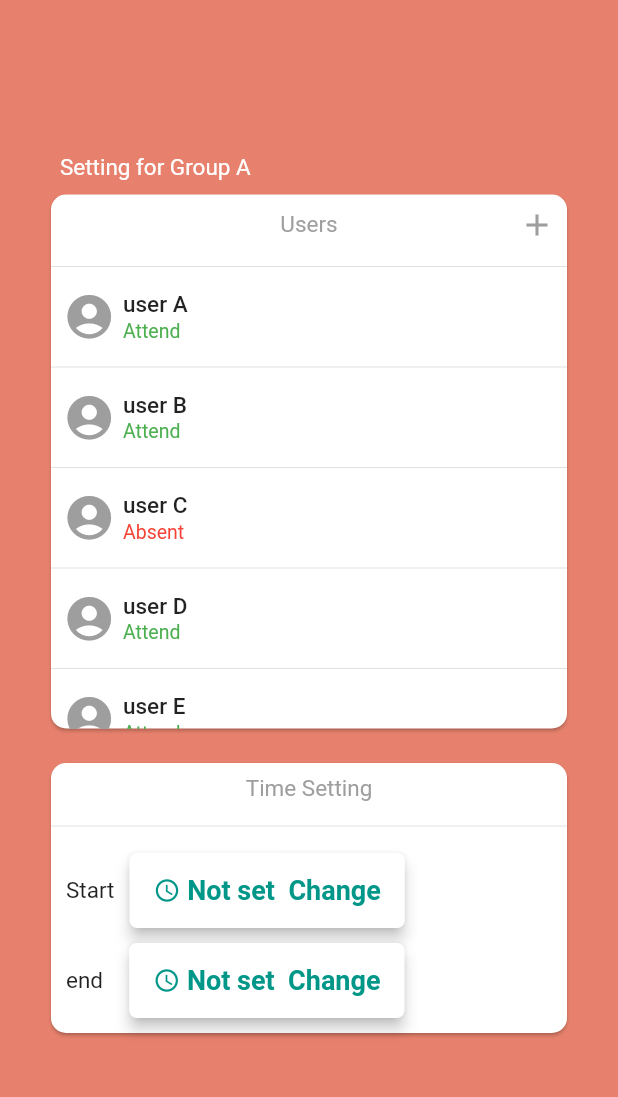
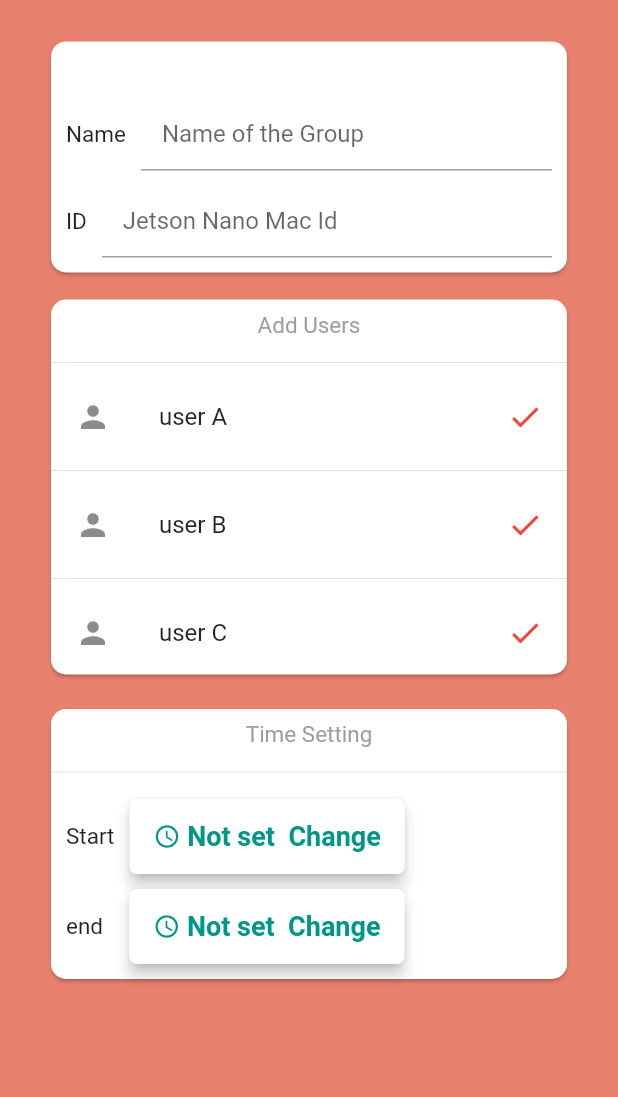
Before and after one commit to dongjuny/fams, a Flutter app: the screen it shows after launch, on a phone screen of 412 x 824 dp, the part 56-1153 px from its top. Run offline on Flutter 3.47's test engine with Material 2 defaults, Android fonts, the phone set to English and light mode, and no system bars; our stand-ins replace flutter_datetime_picker, google_sign_in, page_transition, table_calendar; missing offline and left inert: dart:ffi.

Commit message:
update admin add page

```diff
--- a/lib/main.dart
+++ b/lib/main.dart
@@ -3,7 +3,7 @@ import 'package:flutter/material.dart';
 import './src/screens/SignInPage.dart';
 import './src/screens/HomePage.dart';
 import 'src/screens/user/DashboardPage.dart';
-import 'src/screens/admin/AdminDetailPage.dart';
+import 'src/screens/admin/AdminAddPage.dart';
 
 void main() => runApp(new MyApp());
 
@@ -14,7 +14,7 @@ class MyApp extends StatelessWidget {
     return new MaterialApp(
       title: 'FAMS',
 //      home: HomePage(pageTitle: 'Welcome',)
-      home: AdminDetailPage()
+      home: AdminAddPage()
     );
   }
 }
--- /dev/null
+++ b/lib/src/screens/admin/AdminAddPage.dart
@@ -0,0 +1,353 @@
+import 'package:flutter/material.dart';
+import 'package:flutter_datetime_picker/flutter_datetime_picker.dart';
+
+class AdminAddPage extends StatefulWidget {
+  @override
+  _AdminAddState createState() => new _AdminAddState();
+}
+
+class User {
+  String name;
+  bool isAttend;
+
+  User(this.name, this.isAttend);
+}
+
+class _AdminAddState extends State<AdminAddPage>{
+
+  var currentColor = Color.fromRGBO(231, 129, 109, 1.0);
+
+  String startTime = "Not set";
+  String endTime = "Not set";
+
+  List<User> usersList = [
+    User('user A', true),
+    User('user B', true),
+    User('user C', false),
+    User('user D', true),
+    User('user E', true),
+    User('user F', false),
+    User('user G', false),
+    User('user H', true),
+    User('user I', true),
+  ];
+
+  AnimationController animationController;
+  ScrollController scrollController;
+  ColorTween colorTween;
+  CurvedAnimation curvedAnimation;
+
+  @override
+  void initState() {
+    super.initState();
+    scrollController = new ScrollController();
+
+  }
+
+  @override
+  Widget build(BuildContext context) {
+    return new Scaffold(
+      backgroundColor: currentColor,
+      appBar: new AppBar(
+        title: new Text("ADMIN", style: TextStyle(fontSize: 16.0),),
+        backgroundColor: currentColor,
+        centerTitle: true,
+        actions: <Widget>[
+        ],
+        elevation: 0.0,
+      ),
+      body: new Center(
+        child: Column(
+          mainAxisAlignment: MainAxisAlignment.start,
+          children: <Widget>[
+            Padding(
+              padding: const EdgeInsets.symmetric(horizontal: 30.0, vertical: 5.0),
+              child: Card(
+                child: Column(
+                  crossAxisAlignment: CrossAxisAlignment.start,
+                  children: <Widget>[
+                    Row(
+                        children: <Widget>[
+                          Text("Add Group Setting", style: TextStyle(fontSize: 15.0, color: Colors.white, fontWeight: FontWeight.w400)),
+                        ]
+                    ),
+                    Padding(
+                      padding: const EdgeInsets.only(top: 20.0),
+                      child: Row(
+                        mainAxisAlignment: MainAxisAlignment.spaceEvenly,
+                        children: <Widget>[
+                          Padding(
+                            padding: const EdgeInsets.symmetric(horizontal: 10.0),
+                            child: Text("Name", style: TextStyle(fontSize: 15.0, fontWeight: FontWeight.w400)),
+                          ),
+                          Expanded(
+                            child: Padding(
+                              padding: const EdgeInsets.only(right: 10.0),
+                              child: TextField(
+                                decoration: InputDecoration(
+                                  contentPadding: const EdgeInsets.only(
+                                      left: 14.0, bottom: 8.0, top: 5.0),
+                                  labelText: 'Name of the Group',
+                                ),
+                              ),
+                            )
+                          ),
+                        ],
+                      ),
+                    ),
+                    Padding(
+                      padding: const EdgeInsets.only(top: 10.0, bottom: 10.0),
+                      child: Row(
+                        mainAxisAlignment: MainAxisAlignment.spaceEvenly,
+                        children: <Widget>[
+                          Padding(
+                            padding: const EdgeInsets.symmetric(horizontal: 10.0),
+                            child: Text("ID", style: TextStyle(fontSize: 15.0, fontWeight: FontWeight.w400)),
+                          ),
+                          Expanded(
+                              child: Padding(
+                                padding: const EdgeInsets.only(right: 10.0),
+                                child: TextField(
+                                  decoration: InputDecoration(
+                                    contentPadding: const EdgeInsets.only(
+                                        left: 14.0, bottom: 8.0, top: 5.0),
+                                    labelText: 'Jetson Nano Mac Id',
+                                  ),
+                                ),
+                              )
+                          ),
+                        ],
+                      ),
+                    ),
+                  ],
+                ),
+                shape: RoundedRectangleBorder(
+                    borderRadius: BorderRadius.circular(10.0)
+                ),
+              ),
+            ),
+            Padding(
+                padding: const EdgeInsets.symmetric(horizontal: 30.0, vertical: 5.0),
+                child: Column(
+                  children: <Widget>[
+                    Card(
+                      child: Column(
+                        crossAxisAlignment: CrossAxisAlignment.start,
+                        mainAxisAlignment: MainAxisAlignment.spaceBetween,
+                        children: <Widget>[
+                          Padding(
+                            padding: const EdgeInsets.all(8.0),
+                            child: Row(
+                              mainAxisAlignment: MainAxisAlignment.center,
+                              children: <Widget>[
+//                                Icon(Icons.add, color: Colors.transparent,),
+                                Text("Add Users", style: TextStyle(fontSize: 15.0, color: Colors.grey),),
+//                                Icon(Icons.add, color: Colors.grey,),
+                              ],
+                            ),
+                          ),
+                          Divider(),
+                          Container(
+                            height: 200.0,
+                            child: ListView(
+//                              padding: EdgeInsets.symmetric(horizontal: 5.0),
+                              children: usersList
+                                .map((data) => Column(
+                                  children: <Widget>[
+                                    ListTile(
+                                      leading: Icon(Icons.person),
+                                      trailing: Icon(Icons.check, color: Colors.red,),
+                                      title: Row(
+                                        children: <Widget>[
+                                          Text(data.name),
+//                                          Padding(
+//                                            padding: const EdgeInsets.symmetric(horizontal: 10.0),
+//                                            child: Text(data.isAttend ? "Attend" : "Absent", style: TextStyle(fontSize: 12.0, color: Colors.grey),)
+//                                          )
+                                        ],
+                                      ),
+                                    ),
+                                    Divider(),
+                                  ],
+                                )).toList(),
+                            )
+                          ),
+                        ],
+                      ),
+                      shape: RoundedRectangleBorder(
+                          borderRadius: BorderRadius.circular(10.0)
+                      ),
+                    ),
+                  ],
+                )
+            ),
+            Padding(
+                padding: const EdgeInsets.symmetric(horizontal: 30.0, vertical: 10.0),
+                child: Column(
+                  children: <Widget>[
+                    Card(
+                      child: Column(
+                        crossAxisAlignment: CrossAxisAlignment.start,
+                        mainAxisAlignment: MainAxisAlignment.spaceBetween,
+                        children: <Widget>[
+                          Padding(
+                            padding: const EdgeInsets.all(8.0),
+                            child: Row(
+                              mainAxisAlignment: MainAxisAlignment.center,
+                              children: <Widget>[
+                                Text("Time Setting", style: TextStyle(fontSize: 15.0, color: Colors.grey),),
+                              ],
+                            ),
+                          ),
+                          Divider(),
+                          Container(
+                              height: 130.0,
+                              child: Column(
+                                mainAxisAlignment: MainAxisAlignment.spaceEvenly,
+                                children: <Widget>[
+                                  Row(
+                                    children: <Widget>[
+                                      Padding(
+                                        padding: const EdgeInsets.symmetric(horizontal: 10.0),
+                                        child: Text("Start", style: TextStyle(fontSize: 15.0),),
+                                      ),
+                                      RaisedButton(
+                                        shape: RoundedRectangleBorder(
+                                            borderRadius: BorderRadius.circular(5.0)),
+                                        elevation: 4.0,
+                                        onPressed: () {
+                                          DatePicker.showTimePicker(context,
+                                              theme: DatePickerTheme(
+                                                containerHeight: 210.0,
+                                              ),
+                                              showTitleActions: true, onConfirm: (time) {
+                                                print('confirm $time');
+                                                startTime = '${time.hour} : ${time.minute} : ${time.second}';
+                                                setState(() {});
+                                              }, currentTime: DateTime.now(), locale: LocaleType.en);
+                                          setState(() {});
+                                        },
+                                        child: Container(
+                                          alignment: Alignment.center,
+                                          height: 50.0,
+                                          child: Row(
+                                            mainAxisAlignment: MainAxisAlignment.spaceBetween,
+                                            children: <Widget>[
+                                              Row(
+                                                children: <Widget>[
+                                                  Container(
+                                                    child: Row(
+                                                      children: <Widget>[
+                                                        Icon(
+                                                          Icons.access_time,
+                                                          size: 18.0,
+                                                          color: Colors.teal,
+                                                        ),
+                                                        Text(
+                                                          " $startTime",
+                                                          style: TextStyle(
+                                                              color: Colors.teal,
+                                                              fontWeight: FontWeight.bold,
+                                                              fontSize: 18.0),
+                                                        ),
+                                                      ],
+                                                    ),
+                                                  )
+                                                ],
+                                              ),
+                                              Text(
+                                                "  Change",
+                                                style: TextStyle(
+                                                    color: Colors.teal,
+                                                    fontWeight: FontWeight.bold,
+                                                    fontSize: 18.0),
+                                              ),
+                                            ],
+                                          ),
+                                        ),
+                                        color: Colors.white,
+                                      ),
+                                    ],
+                                  ),
+                                  Row(
+                                    children: <Widget>[
+                                      Padding(
+                                        padding: const EdgeInsets.symmetric(horizontal: 10.0),
+                                        child: Text("end  ", style: TextStyle(fontSize: 15.0),),
+                                      ),
+                                      RaisedButton(
+                                        shape: RoundedRectangleBorder(
+                                            borderRadius: BorderRadius.circular(5.0)),
+                                        elevation: 4.0,
+                                        onPressed: () {
+                                          DatePicker.showTimePicker(context,
+                                              theme: DatePickerTheme(
+                                                containerHeight: 210.0,
+                                              ),
+                                              showTitleActions: true, onConfirm: (time) {
+                                                print('confirm $time');
+                                                endTime = '${time.hour} : ${time.minute} : ${time.second}';
+                                                setState(() {});
+                                              }, currentTime: DateTime.now(), locale: LocaleType.en);
+                                          setState(() {});
+                                        },
+                                        child: Container(
+                                          alignment: Alignment.center,
+                                          height: 50.0,
+                                          child: Row(
+                                            mainAxisAlignment: MainAxisAlignment.spaceBetween,
+                                            children: <Widget>[
+                                              Row(
+                                                children: <Widget>[
+                                                  Container(
+                                                    child: Row(
+                                                      children: <Widget>[
+                                                        Icon(
+                                                          Icons.access_time,
+                                                          size: 18.0,
+                                                          color: Colors.teal,
+                                                        ),
+                                                        Text(
+                                                          " $endTime",
+                                                          style: TextStyle(
+                                                              color: Colors.teal,
+                                                              fontWeight: FontWeight.bold,
+                                                              fontSize: 18.0),
+                                                        ),
+                                                      ],
+                                                    ),
+                                                  )
+                                                ],
+                                              ),
+                                              Text("  Change",
+                                                style: TextStyle(
+                                                    color: Colors.teal,
+                                                    fontWeight: FontWeight.bold,
+                                                    fontSize: 18.0),
+                                              ),
+                                            ],
+                                          ),
+                                        ),
+                                        color: Colors.white,
+                                      ),
+                                    ],
+                                  ),
+                                ],
+                              )
+                          )
+                        ],
+                      ),
+                      shape: RoundedRectangleBorder(
+                          borderRadius: BorderRadius.circular(10.0)
+                      ),
+                    ),
+                  ],
+                )
+            ),
+          ],
+        ),
+      ),
+      drawer: Drawer(),
+    );
+  }
+}
--- a/lib/src/screens/admin/AdminDetailPage.dart
+++ b/lib/src/screens/admin/AdminDetailPage.dart
@@ -17,7 +17,6 @@ class User {
 class _AdminDetailState extends State<AdminDetailPage>{
 
   var currentColor = Color.fromRGBO(231, 129, 109, 1.0);
-  var cardIndex = 0;
 
   String start_time = "Not set";
   String end_time = "Not set";
```
